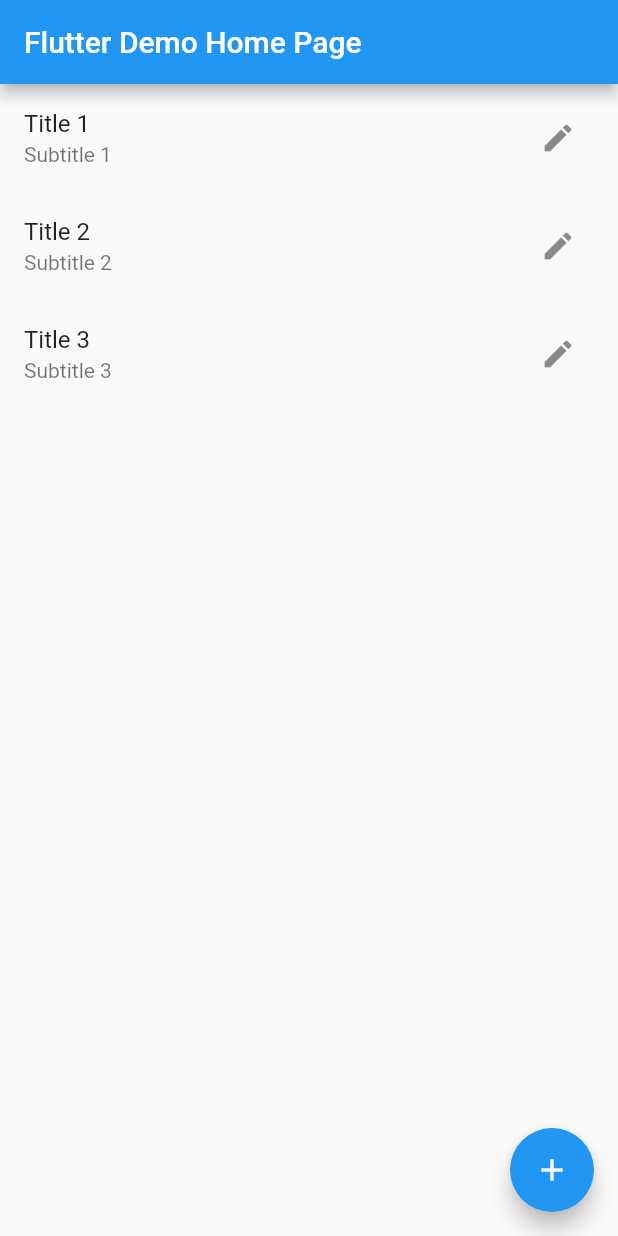
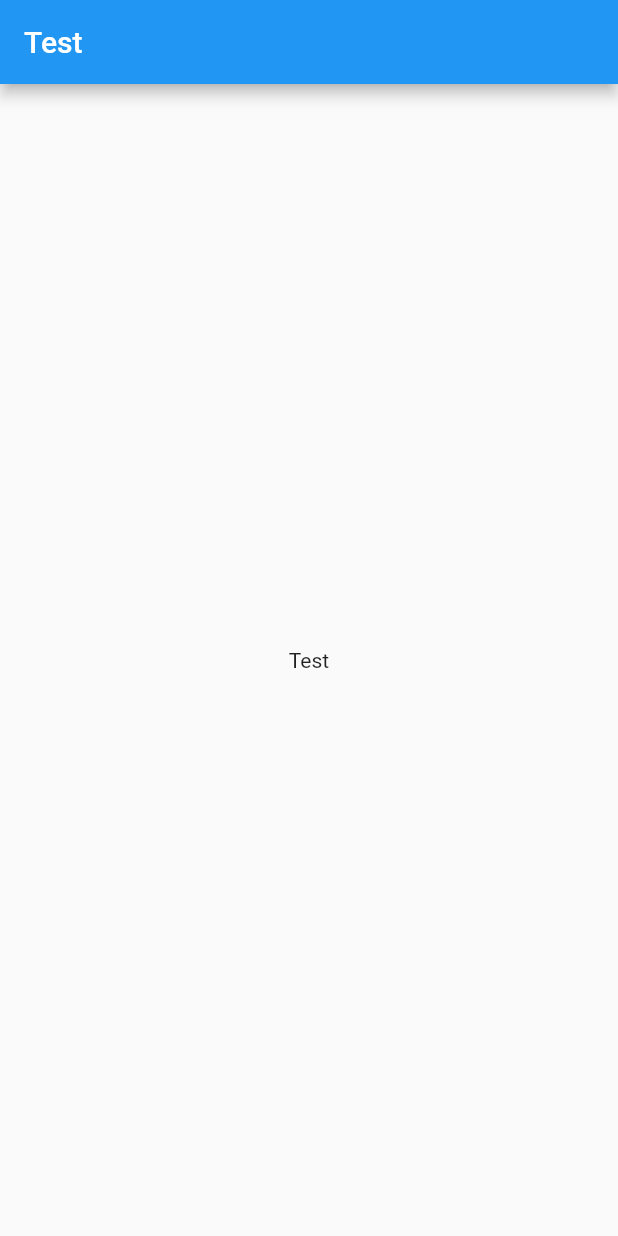
Before and after one commit to gabrielslater/task-board, a Flutter app: the screen it shows after launch, on a phone screen of 412 x 824 dp. Run offline on Flutter 3.47's test engine with Material 2 defaults, Android fonts, the phone set to English and light mode, and no system bars.

Commit message:
Add minimum functional UI
File structure with reference to https://github.com/flutter/samples/tree/main/navigation_and_routing and https://github.com/flutter/gallery/tree/main/lib/studies/reply

```diff
--- /dev/null
+++ b/lib/app.dart
@@ -0,0 +1,22 @@
+import 'package:final_project_kanban_board/scaffold.dart';
+import 'package:flutter/material.dart';
+
+class KanbanApp extends StatefulWidget {
+  const KanbanApp({Key? key}) : super(key: key);
+
+  @override
+  State<StatefulWidget> createState() => _KanbanAppState();
+}
+
+class _KanbanAppState extends State<KanbanApp> {
+  @override
+  Widget build(BuildContext context) {
+    return MaterialApp(
+        title: 'Test',
+        home: Builder(
+          builder: (BuildContext context) {
+            return const KanbanScaffold();
+          },
+        ));
+  }
+}
--- a/lib/main.dart
+++ b/lib/main.dart
@@ -1,74 +1,6 @@
-import 'package:final_project_kanban_board/kanban_card.dart';
+import 'package:final_project_kanban_board/app.dart';
 import 'package:flutter/material.dart';
 
-import 'editable_card_list.dart';
-
-void main() => runApp(const MyApp());
-
-class MyApp extends StatelessWidget {
-  const MyApp({Key? key}) : super(key: key);
-
-  @override
-  Widget build(BuildContext context) {
-    return MaterialApp(
-      title: 'Flutter Demo',
-      theme: ThemeData(
-        primarySwatch: Colors.blue,
-      ),
-      home: const MyHomePage(title: 'Flutter Demo Home Page'),
-    );
-  }
+void main() {
+  runApp(const KanbanApp());
 }
-
-class MyHomePage extends StatefulWidget {
-  const MyHomePage({Key? key, required this.title}) : super(key: key);
-
-  final String title;
-
-  @override
-  State<MyHomePage> createState() => _MyHomePageState();
-}
-
-class _MyHomePageState extends State<MyHomePage> {
-  List<KanbanCardModel> list = [];
-  var _i = 1;
-
-  @override
-  void initState() {
-    super.initState();
-
-    for (var i = 0; i < 3; i++) {
-      _addCard();
-    }
-  }
-
-  void _addCard() {
-    setState(() {
-      list.add(KanbanCardModel(title: "Title $_i", body: "Subtitle $_i"));
-      _i++;
-    });
-  }
-
-  @override
-  Widget build(BuildContext context) {
-    return Scaffold(
-      appBar: AppBar(
-        title: Text(widget.title),
-      ),
-      body: ListView.builder(
-        itemCount: list.length,
-        itemBuilder: (context, index) => EditableCardList(
-          model: list[index],
-          onChanged: (updatedModel) {
-            list[index] = updatedModel;
-          },
-        ),
-      ),
-      floatingActionButton: FloatingActionButton(
-        onPressed: _addCard,
-        tooltip: 'Add Card',
-        child: const Icon(Icons.add),
-      ),
-    );
-  }
-}
--- /dev/null
+++ b/lib/scaffold.dart
@@ -0,0 +1,22 @@
+import 'package:flutter/material.dart';
+
+class KanbanScaffold extends StatefulWidget {
+  const KanbanScaffold({Key? key}) : super(key: key);
+
+  @override
+  State<StatefulWidget> createState() => _KanbanScaffoldState();
+}
+
+class _KanbanScaffoldState extends State<KanbanScaffold> {
+  @override
+  Widget build(BuildContext context) {
+    return Scaffold(
+      appBar: AppBar(
+        title: const Text('Test'),
+      ),
+      body: const Center(
+        child: Text('Test'),
+      ),
+    );
+  }
+}
```
